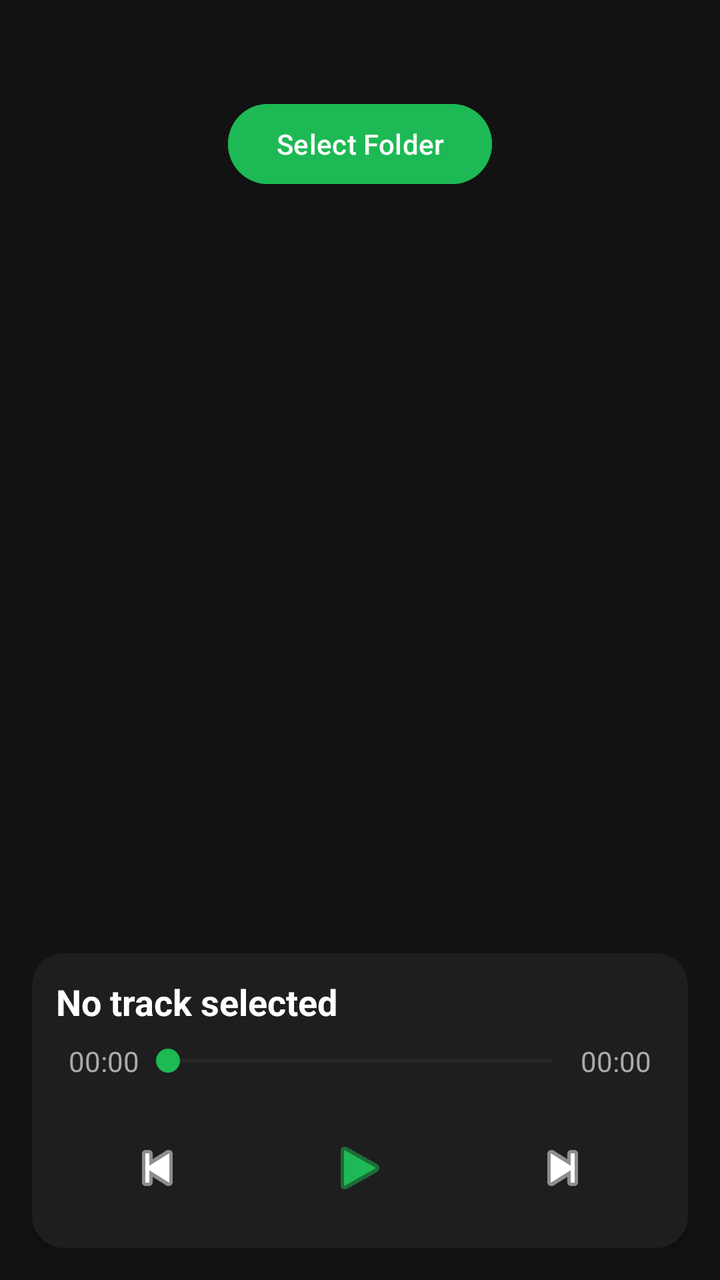
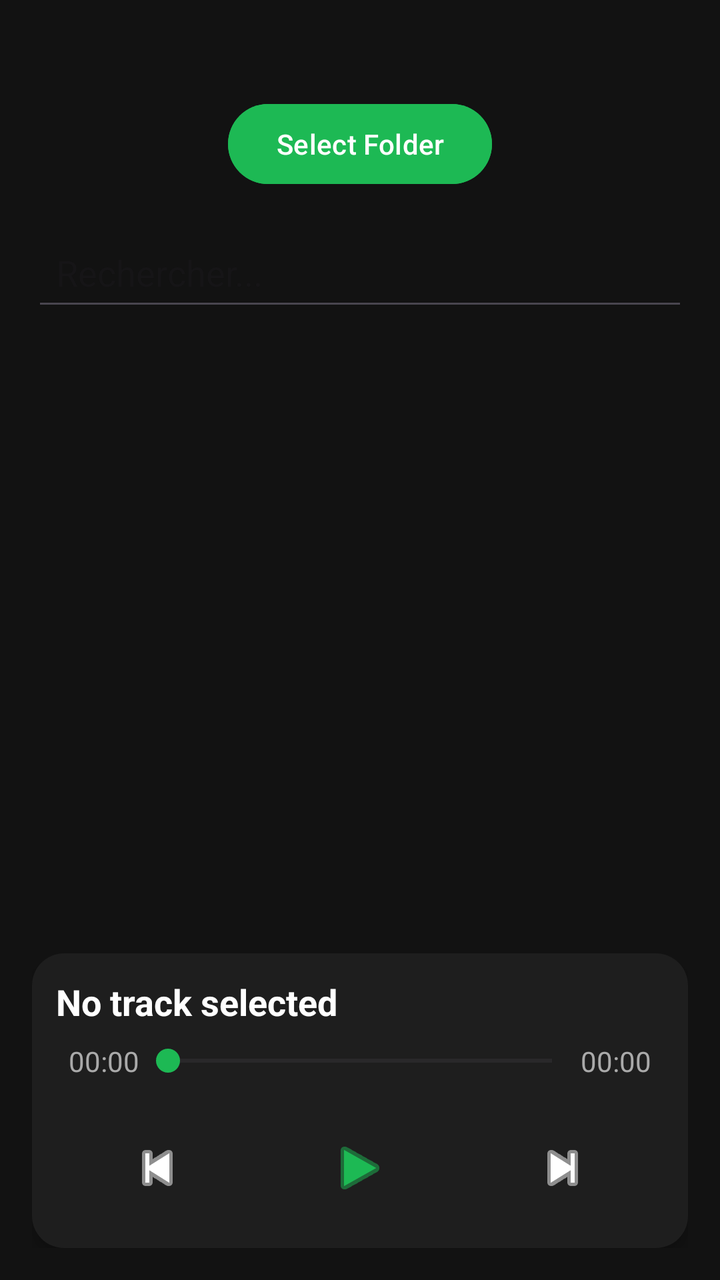

Compare the two renders of this Android layout. The source of the first and the diff that turns it into the second are given below.
<!-- AndroidManifest.xml: application theme Theme.Spoticy -->
<!-- res/layout/activity_main.xml -->
<?xml version="1.0" encoding="utf-8"?>
<androidx.coordinatorlayout.widget.CoordinatorLayout
    xmlns:android="http://schemas.android.com/apk/res/android"
    xmlns:app="http://schemas.android.com/apk/res-auto"
    android:id="@+id/main"
    android:layout_width="match_parent"
    android:layout_height="match_parent"
    android:background="#121212"
    android:fitsSystemWindows="true"> 

    <LinearLayout
        android:orientation="vertical"
        android:layout_width="match_parent"
        android:layout_height="match_parent"
        android:padding="16dp"
        android:background="#121212">

        <Button
            android:id="@+id/selectFolderBtn"
            android:layout_width="wrap_content"
            android:layout_height="wrap_content"
            android:text="@string/select_folder"
            android:textColor="#FFFFFF"
            android:backgroundTint="#1DB954"
            android:layout_gravity="center_horizontal"
            android:layout_marginTop="32dp"
            android:layout_marginBottom="16dp" />

        <androidx.recyclerview.widget.RecyclerView
            android:id="@+id/musicRecyclerView"
            android:layout_width="match_parent"
            android:layout_height="0dp"
            android:layout_weight="1"
            android:paddingTop="8dp"/>

        
        <LinearLayout
            android:id="@+id/playerControls"
            android:layout_width="match_parent"
            android:layout_height="wrap_content"
            android:orientation="vertical"
            android:paddingTop="8dp"
            android:padding="12dp"
            android:background="@drawable/bg_player_controls"
            android:clipToPadding="false"
            android:elevation="4dp">

        <TextView
                android:id="@+id/trackTitle"
                android:layout_width="match_parent"
                android:layout_height="wrap_content"
                android:text="@string/no_track_selected"
                android:textColor="#FFFFFF"
                android:textSize="18sp"
                android:textStyle="bold"
                android:maxLines="1"
                android:ellipsize="end"
                android:paddingBottom="8dp" />

            <LinearLayout
                android:layout_width="match_parent"
                android:layout_height="wrap_content"
                android:orientation="horizontal"
                android:gravity="center_vertical">

                <TextView
                    android:id="@+id/currentTime"
                    android:layout_width="48dp"
                    android:layout_height="wrap_content"
                    android:text="@string/_00_00"
                    android:textColor="#AAAAAA"
                    android:textSize="14sp"
                    android:gravity="center" />

                <SeekBar
                    android:id="@+id/seekBar"
                    android:layout_width="0dp"
                    android:layout_height="wrap_content"
                    android:layout_weight="1"
                    android:max="100"
                    android:progress="0"
                    android:progressTint="#1DB954"
                    android:thumbTint="#1DB954"
                    android:paddingLeft="8dp"
                    android:paddingRight="8dp" />

                <TextView
                    android:id="@+id/duration"
                    android:layout_width="48dp"
                    android:layout_height="wrap_content"
                    android:text="@string/_00_00"
                    android:textColor="#AAAAAA"
                    android:textSize="14sp"
                    android:gravity="center" />
            </LinearLayout>

            <LinearLayout
                android:layout_width="match_parent"
                android:layout_height="wrap_content"
                android:orientation="horizontal"
                android:gravity="center"
                android:paddingTop="16dp"
                android:weightSum="3">

                <ImageButton
                    android:id="@+id/prevBtn"
                    android:layout_width="0dp"
                    android:layout_weight="1"
                    android:layout_height="48dp"
                    android:background="?attr/selectableItemBackgroundBorderless"
                    android:contentDescription="@string/previous"
                    android:src="@android:drawable/ic_media_previous"
                    app:tint="#FFFFFF" />

                <ImageButton
                    android:id="@+id/playPauseBtn"
                    android:layout_width="0dp"
                    android:layout_weight="1"
                    android:layout_height="56dp"
                    android:background="?attr/selectableItemBackgroundBorderless"
                    android:contentDescription="@string/play_pause"
                    android:src="@android:drawable/ic_media_play"
                    app:tint="#1DB954" />

                <ImageButton
                    android:id="@+id/nextBtn"
                    android:layout_width="0dp"
                    android:layout_weight="1"
                    android:layout_height="48dp"
                    android:background="?attr/selectableItemBackgroundBorderless"
                    android:contentDescription="@string/next"
                    android:src="@android:drawable/ic_media_next"
                    app:tint="#FFFFFF" />
            </LinearLayout>

        </LinearLayout>
    </LinearLayout>
</androidx.coordinatorlayout.widget.CoordinatorLayout>
<!-- resources referenced by this layout -->
<resources>
  <!-- drawable bg_player_controls (drawable) -->
  <?xml version="1.0" encoding="utf-8"?>
  <shape xmlns:android="http://schemas.android.com/apk/res/android"
      android:shape="rectangle">
      <solid android:color="#1E1E1E"/>
      <corners android:radius="16dp"/>
  </shape>
  <string name="_00_00">00:00</string>
  <string name="next">Next</string>
  <string name="no_track_selected">No track selected</string>
  <string name="play_pause">Play/Pause</string>
  <string name="previous">Previous</string>
  <string name="select_folder">Select Folder</string>
  <style name="Theme.Spoticy" parent="Base.Theme.Spoticy" />
  <style name="Base.Theme.Spoticy" parent="Theme.Material3.DayNight.NoActionBar">
          
          
      </style>
</resources>

<!-- the commit's change to res/layout/activity_main.xml (unified diff, before → after) -->
@@ -25,6 +25,15 @@
             android:layout_gravity="center_horizontal"
             android:layout_marginTop="32dp"
             android:layout_marginBottom="16dp" />
+
+        <EditText
+            android:id="@+id/searchBar"
+            android:layout_width="match_parent"
+            android:layout_height="wrap_content"
+            android:hint="Rechercher..."
+            android:inputType="text"
+            android:padding="12dp"
+            android:layout_marginBottom="8dp"/>
 
         <androidx.recyclerview.widget.RecyclerView
             android:id="@+id/musicRecyclerView"
